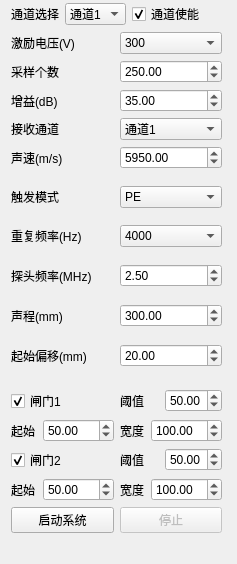
This is Ui/ParaSetWidget.ui in lishuaiyuan1990/Zynq as Qt 5 draws it before an edit. The edited form follows.
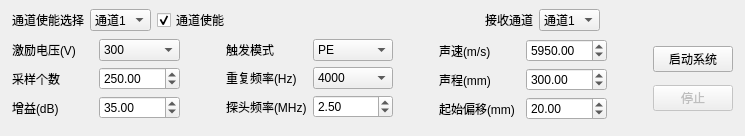
This is the edited form.

Commit message: 上传数据通道号解析、检波功能添加

```diff
--- a/Ui/ParaSetWidget.ui
+++ b/Ui/ParaSetWidget.ui
@@ -6,38 +6,33 @@
    <rect>
     <x>0</x>
     <y>0</y>
-    <width>237</width>
-    <height>564</height>
+    <width>745</width>
+    <height>136</height>
    </rect>
   </property>
   <property name="windowTitle">
    <string>ParaSet</string>
   </property>
-  <widget class="QWidget" name="layoutWidget">
+  <widget class="QWidget" name="">
    <property name="geometry">
     <rect>
-     <x>11</x>
-     <y>2</y>
-     <width>211</width>
-     <height>531</height>
+     <x>12</x>
+     <y>7</y>
+     <width>721</width>
+     <height>116</height>
     </rect>
    </property>
-   <layout class="QGridLayout" name="gridLayout_8">
-    <item row="0" column="0">
      <layout class="QGridLayout" name="gridLayout_5">
-      <item row="1" column="0">
-       <layout class="QHBoxLayout" name="horizontalLayout_12"/>
-      </item>
       <item row="0" column="0">
-       <layout class="QGridLayout" name="gridLayout_4">
-        <item row="0" column="0">
+     <layout class="QHBoxLayout" name="horizontalLayout_12">
+      <item>
          <layout class="QHBoxLayout" name="horizontalLayout_11">
           <item>
            <layout class="QHBoxLayout" name="horizontalLayout">
             <item>
              <widget class="QLabel" name="label">
               <property name="text">
-               <string>通道选择</string>
+             <string>通道使能选择</string>
               </property>
              </widget>
             </item>
@@ -99,10 +94,93 @@
           </item>
          </layout>
         </item>
+      <item>
+       <spacer name="horizontalSpacer">
+        <property name="orientation">
+         <enum>Qt::Horizontal</enum>
+        </property>
+        <property name="sizeHint" stdset="0">
+         <size>
+          <width>40</width>
+          <height>20</height>
+         </size>
+        </property>
+       </spacer>
+      </item>
+      <item>
+       <layout class="QHBoxLayout" name="horizontalLayout_14">
+        <item>
+         <widget class="QLabel" name="label_11">
+          <property name="text">
+           <string>接收通道</string>
+          </property>
+         </widget>
+        </item>
+        <item>
+         <widget class="QComboBox" name="m_recvChanNo">
+          <item>
+           <property name="text">
+            <string>通道1</string>
+           </property>
+          </item>
+          <item>
+           <property name="text">
+            <string>通道2</string>
+           </property>
+          </item>
+          <item>
+           <property name="text">
+            <string>通道3</string>
+           </property>
+          </item>
+          <item>
+           <property name="text">
+            <string>通道4</string>
+           </property>
+          </item>
+          <item>
+           <property name="text">
+            <string>通道5</string>
+           </property>
+          </item>
+          <item>
+           <property name="text">
+            <string>通道6</string>
+           </property>
+          </item>
+          <item>
+           <property name="text">
+            <string>通道7</string>
+           </property>
+          </item>
+          <item>
+           <property name="text">
+            <string>通道8</string>
+           </property>
+          </item>
+         </widget>
+        </item>
+        <item>
+         <spacer name="horizontalSpacer_2">
+          <property name="orientation">
+           <enum>Qt::Horizontal</enum>
+          </property>
+          <property name="sizeHint" stdset="0">
+           <size>
+            <width>40</width>
+            <height>20</height>
+           </size>
+          </property>
+         </spacer>
+        </item>
+       </layout>
+      </item>
+     </layout>
+    </item>
         <item row="1" column="0">
-         <layout class="QGridLayout" name="gridLayout_3">
+     <layout class="QGridLayout" name="gridLayout_4">
           <item row="0" column="0">
-           <layout class="QGridLayout" name="gridLayout_2">
+       <layout class="QGridLayout" name="gridLayout">
             <item row="0" column="0">
              <layout class="QHBoxLayout" name="horizontalLayout_7">
               <item>
@@ -194,62 +272,11 @@
               </item>
              </layout>
             </item>
-            <item row="3" column="0">
-             <layout class="QHBoxLayout" name="horizontalLayout_14">
-              <item>
-               <widget class="QLabel" name="label_11">
-                <property name="text">
-                 <string>接收通道</string>
-                </property>
-               </widget>
-              </item>
-              <item>
-               <widget class="QComboBox" name="m_recvChanNo">
-                <item>
-                 <property name="text">
-                  <string>通道1</string>
-                 </property>
-                </item>
-                <item>
-                 <property name="text">
-                  <string>通道2</string>
-                 </property>
-                </item>
-                <item>
-                 <property name="text">
-                  <string>通道3</string>
-                 </property>
-                </item>
-                <item>
-                 <property name="text">
-                  <string>通道4</string>
-                 </property>
-                </item>
-                <item>
-                 <property name="text">
-                  <string>通道5</string>
-                 </property>
-                </item>
-                <item>
-                 <property name="text">
-                  <string>通道6</string>
-                 </property>
-                </item>
-                <item>
-                 <property name="text">
-                  <string>通道7</string>
-                 </property>
-                </item>
-                <item>
-                 <property name="text">
-                  <string>通道8</string>
-                 </property>
-                </item>
-               </widget>
-              </item>
-             </layout>
-            </item>
-            <item row="4" column="0">
+       </layout>
+      </item>
+      <item row="0" column="4">
+       <layout class="QGridLayout" name="gridLayout_3">
+        <item row="0" column="0">
              <layout class="QHBoxLayout" name="horizontalLayout_9">
               <item>
                <widget class="QLabel" name="label_8">
@@ -276,14 +303,7 @@
               </item>
              </layout>
             </item>
-           </layout>
-          </item>
           <item row="1" column="0">
-           <layout class="QGridLayout" name="gridLayout">
-            <item row="5" column="0">
-             <layout class="QHBoxLayout" name="horizontalLayout_13"/>
-            </item>
-            <item row="3" column="0">
              <layout class="QHBoxLayout" name="horizontalLayout_5">
               <item>
                <widget class="QLabel" name="label_7">
@@ -310,7 +330,7 @@
               </item>
              </layout>
             </item>
-            <item row="4" column="0">
+        <item row="2" column="0">
              <layout class="QHBoxLayout" name="horizontalLayout_6">
               <item>
                <widget class="QLabel" name="label_9">
@@ -334,6 +354,43 @@
               </item>
              </layout>
             </item>
+       </layout>
+      </item>
+      <item row="0" column="6">
+       <layout class="QVBoxLayout" name="verticalLayout">
+        <item>
+         <widget class="QPushButton" name="m_openSysBtn">
+          <property name="sizePolicy">
+           <sizepolicy hsizetype="Maximum" vsizetype="Fixed">
+            <horstretch>0</horstretch>
+            <verstretch>0</verstretch>
+           </sizepolicy>
+          </property>
+          <property name="text">
+           <string>启动系统</string>
+          </property>
+         </widget>
+        </item>
+        <item>
+         <widget class="QPushButton" name="m_stopSysBtn">
+          <property name="enabled">
+           <bool>false</bool>
+          </property>
+          <property name="sizePolicy">
+           <sizepolicy hsizetype="Maximum" vsizetype="Fixed">
+            <horstretch>0</horstretch>
+            <verstretch>0</verstretch>
+           </sizepolicy>
+          </property>
+          <property name="text">
+           <string>停止</string>
+          </property>
+         </widget>
+        </item>
+       </layout>
+      </item>
+      <item row="0" column="2">
+       <layout class="QGridLayout" name="gridLayout_2">
             <item row="0" column="0">
              <layout class="QHBoxLayout" name="horizontalLayout_2">
               <item>
@@ -359,33 +416,6 @@
               </item>
              </layout>
             </item>
-            <item row="2" column="0">
-             <layout class="QHBoxLayout" name="horizontalLayout_4">
-              <item>
-               <widget class="QLabel" name="label_5">
-                <property name="text">
-                 <string>探头频率(MHz)</string>
-                </property>
-               </widget>
-              </item>
-              <item>
-               <widget class="QDoubleSpinBox" name="m_probePrf">
-                <property name="minimum">
-                 <double>0.500000000000000</double>
-                </property>
-                <property name="maximum">
-                 <double>15.000000000000000</double>
-                </property>
-                <property name="singleStep">
-                 <double>0.250000000000000</double>
-                </property>
-                <property name="value">
-                 <double>2.500000000000000</double>
-                </property>
-               </widget>
-              </item>
-             </layout>
-            </item>
             <item row="1" column="0">
              <layout class="QHBoxLayout" name="horizontalLayout_3">
               <item>
@@ -464,229 +494,82 @@
               </item>
              </layout>
             </item>
-           </layout>
-          </item>
-         </layout>
-        </item>
-       </layout>
-      </item>
       <item row="2" column="0">
-       <layout class="QHBoxLayout" name="horizontalLayout_15"/>
-      </item>
-     </layout>
-    </item>
-    <item row="1" column="0">
-     <layout class="QGridLayout" name="gridLayout_6">
-      <item row="0" column="0">
-       <layout class="QHBoxLayout" name="horizontalLayout_19">
+         <layout class="QHBoxLayout" name="horizontalLayout_4">
         <item>
-         <widget class="QCheckBox" name="m_gate1Checked">
+           <widget class="QLabel" name="label_5">
           <property name="text">
-           <string>闸门1</string>
-          </property>
-          <property name="checked">
-           <bool>true</bool>
-          </property>
+             <string>探头频率(MHz)</string>
+            </property>
          </widget>
         </item>
         <item>
-         <layout class="QHBoxLayout" name="horizontalLayout_17">
-          <item>
-           <widget class="QLabel" name="label_14">
-            <property name="text">
-             <string>阈值</string>
-            </property>
-           </widget>
-          </item>
-          <item>
-           <widget class="QDoubleSpinBox" name="m_gate1Threshold">
+           <widget class="QDoubleSpinBox" name="m_probePrf">
             <property name="minimum">
-             <double>1.000000000000000</double>
+             <double>0.500000000000000</double>
             </property>
             <property name="maximum">
-             <double>99.000000000000000</double>
+             <double>15.000000000000000</double>
             </property>
-            <property name="value">
-             <double>50.000000000000000</double>
-            </property>
-           </widget>
-          </item>
-         </layout>
-        </item>
-       </layout>
-      </item>
-      <item row="1" column="0">
-       <layout class="QHBoxLayout" name="horizontalLayout_20">
-        <item>
-         <layout class="QHBoxLayout" name="horizontalLayout_16">
-          <item>
-           <widget class="QLabel" name="label_12">
-            <property name="text">
-             <string>起始</string>
-            </property>
-           </widget>
-          </item>
-          <item>
-           <widget class="QDoubleSpinBox" name="m_gate1Start">
-            <property name="maximum">
-             <double>2999.000000000000000</double>
-            </property>
             <property name="singleStep">
              <double>10.000000000000000</double>
             </property>
             <property name="value">
-             <double>50.000000000000000</double>
+             <double>2.500000000000000</double>
             </property>
            </widget>
           </item>
          </layout>
         </item>
-        <item>
-         <layout class="QHBoxLayout" name="horizontalLayout_18">
-          <item>
-           <widget class="QLabel" name="label_13">
-            <property name="text">
-             <string>宽度</string>
-            </property>
-           </widget>
-          </item>
-          <item>
-           <widget class="QDoubleSpinBox" name="m_gate1Len">
-            <property name="minimum">
-             <double>1.000000000000000</double>
-            </property>
-            <property name="maximum">
-             <double>3000.000000000000000</double>
-            </property>
-            <property name="singleStep">
-             <double>10.000000000000000</double>
-            </property>
-            <property name="value">
-             <double>100.000000000000000</double>
-            </property>
-           </widget>
-          </item>
-         </layout>
-        </item>
-       </layout>
-      </item>
-     </layout>
-    </item>
-    <item row="2" column="0">
-     <layout class="QGridLayout" name="gridLayout_7">
-      <item row="1" column="0">
-       <layout class="QHBoxLayout" name="horizontalLayout_23">
-        <item>
-         <layout class="QHBoxLayout" name="horizontalLayout_24">
-          <item>
-           <widget class="QLabel" name="label_16">
-            <property name="text">
-             <string>起始</string>
-            </property>
-           </widget>
-          </item>
-          <item>
-           <widget class="QDoubleSpinBox" name="m_gate2Start">
-            <property name="maximum">
-             <double>2999.000000000000000</double>
-            </property>
-            <property name="singleStep">
-             <double>10.000000000000000</double>
-            </property>
-            <property name="value">
-             <double>50.000000000000000</double>
-            </property>
-           </widget>
-          </item>
-         </layout>
-        </item>
-        <item>
-         <layout class="QHBoxLayout" name="horizontalLayout_25">
-          <item>
-           <widget class="QLabel" name="label_17">
-            <property name="text">
-             <string>宽度</string>
-            </property>
-           </widget>
-          </item>
-          <item>
-           <widget class="QDoubleSpinBox" name="m_gate2Len">
-            <property name="minimum">
-             <double>1.000000000000000</double>
-            </property>
-            <property name="maximum">
-             <double>3000.000000000000000</double>
-            </property>
-            <property name="singleStep">
-             <double>10.000000000000000</double>
-            </property>
-            <property name="value">
-             <double>100.000000000000000</double>
-            </property>
-           </widget>
-          </item>
-         </layout>
-        </item>
-       </layout>
-      </item>
-      <item row="0" column="0">
-       <layout class="QHBoxLayout" name="horizontalLayout_21">
-        <item>
-         <widget class="QCheckBox" name="m_gate2Checked">
-          <property name="text">
-           <string>闸门2</string>
-          </property>
-          <property name="checked">
-           <bool>true</bool>
-          </property>
-         </widget>
-        </item>
-        <item>
-         <layout class="QHBoxLayout" name="horizontalLayout_22">
-          <item>
-           <widget class="QLabel" name="label_15">
-            <property name="text">
-             <string>阈值</string>
-            </property>
-           </widget>
-          </item>
-          <item>
-           <widget class="QDoubleSpinBox" name="m_gate2Threshold">
-            <property name="minimum">
-             <double>1.000000000000000</double>
-            </property>
-            <property name="maximum">
-             <double>99.000000000000000</double>
-            </property>
-            <property name="value">
-             <double>50.000000000000000</double>
-            </property>
-           </widget>
-          </item>
-         </layout>
-        </item>
-       </layout>
-      </item>
-     </layout>
-    </item>
-    <item row="3" column="0">
-     <layout class="QHBoxLayout" name="horizontalLayout_26">
-      <item>
-       <widget class="QPushButton" name="m_openSysBtn">
-        <property name="text">
-         <string>启动系统</string>
-        </property>
-       </widget>
-      </item>
-      <item>
-       <widget class="QPushButton" name="m_stopSysBtn">
-        <property name="enabled">
-         <bool>false</bool>
-        </property>
-        <property name="text">
-         <string>停止</string>
-        </property>
-       </widget>
+       </layout>
+      </item>
+      <item row="0" column="3">
+       <spacer name="horizontalSpacer_4">
+        <property name="orientation">
+         <enum>Qt::Horizontal</enum>
+        </property>
+        <property name="sizeType">
+         <enum>QSizePolicy::Minimum</enum>
+        </property>
+        <property name="sizeHint" stdset="0">
+         <size>
+          <width>40</width>
+          <height>20</height>
+         </size>
+        </property>
+       </spacer>
+      </item>
+      <item row="0" column="5">
+       <spacer name="horizontalSpacer_3">
+        <property name="orientation">
+         <enum>Qt::Horizontal</enum>
+        </property>
+        <property name="sizeType">
+         <enum>QSizePolicy::Minimum</enum>
+        </property>
+        <property name="sizeHint" stdset="0">
+         <size>
+          <width>40</width>
+          <height>20</height>
+         </size>
+        </property>
+       </spacer>
+      </item>
+      <item row="0" column="1">
+       <spacer name="horizontalSpacer_5">
+        <property name="orientation">
+         <enum>Qt::Horizontal</enum>
+        </property>
+        <property name="sizeType">
+         <enum>QSizePolicy::Minimum</enum>
+        </property>
+        <property name="sizeHint" stdset="0">
+         <size>
+          <width>40</width>
+          <height>20</height>
+         </size>
+        </property>
+       </spacer>
       </item>
      </layout>
     </item>
```
Left out of the diff: 2 changed lines with no effect on the pictures. Lines whose indentation alone changed are shown as unchanged. The commit also changes 19 other files.
